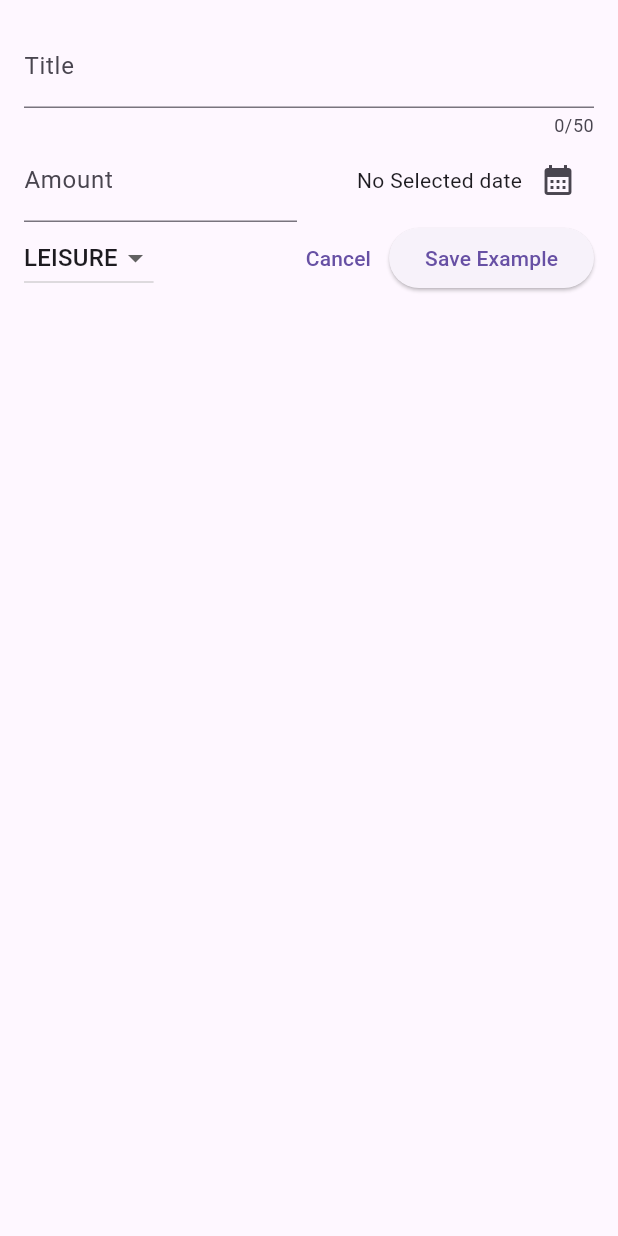
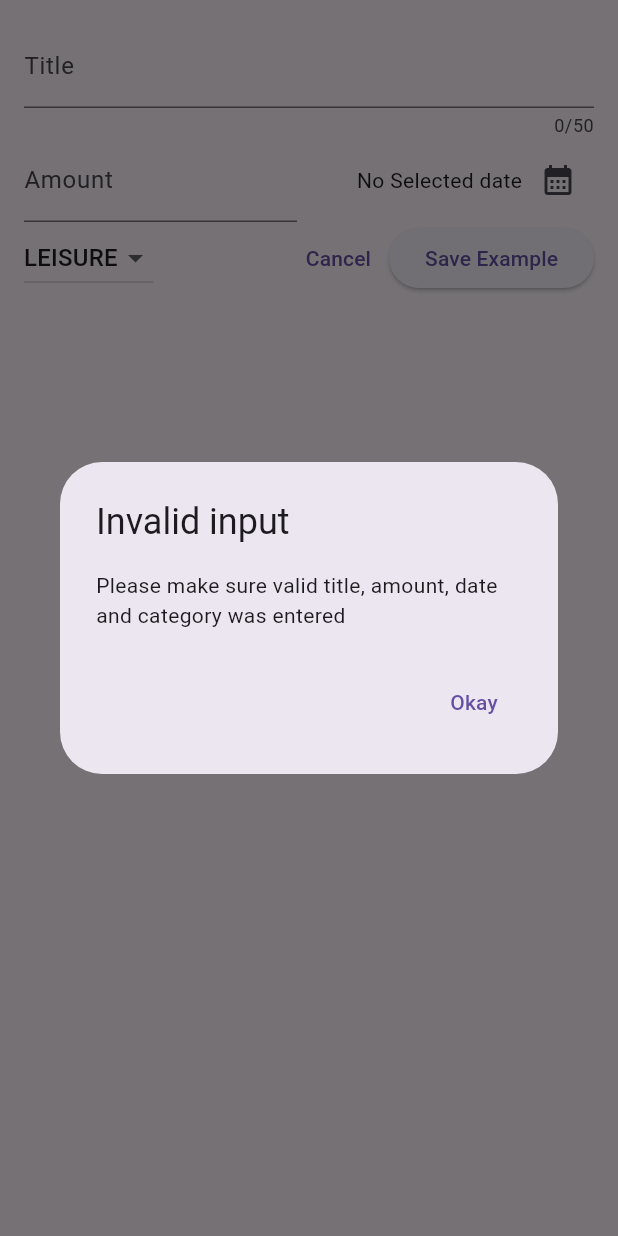
Before and after one commit to wemali05/expense_tracker, a Flutter app: the NewExpense widget shown alone on an empty page, opened directly, after a tap on "Save Example", on a phone screen of 412 x 824 dp. Run offline on Flutter 3.47's test engine with Material 3 defaults, Android fonts, the phone set to English and light mode, and no system bars.

Commit message:
validating user input and showing error dialog

```diff
--- a/lib/widgets/new_expense.dart
+++ b/lib/widgets/new_expense.dart
@@ -12,7 +12,7 @@ class NewExpense extends StatefulWidget {
 }
 
 class _NewExpenseState extends State<NewExpense> {
-  final _textController = TextEditingController();
+  final _titleController = TextEditingController();
   final _amountController = TextEditingController();
   DateTime? _selectedDate;
   Category _selectedCategory = Category.leisure;
@@ -28,9 +28,36 @@ class _NewExpenseState extends State<NewExpense> {
     });
   }
 
+  void _submitExpenseData() {
+    final enteredAmount = double.tryParse(_amountController
+        .text); //tryParse('Hello') => null, tryParse(1.12) => 1.12
+    final amountIsInvbalid = enteredAmount == null || enteredAmount <= 0;
+
+    if (_titleController.text.trim().isEmpty ||
+        amountIsInvbalid ||
+        _selectedDate == null) {
+      showDialog(
+        context: context,
+        builder: (ctx) => AlertDialog(
+          title: const Text('Invalid input'),
+          content: const Text(
+              'Please make sure valid title, amount, date and category was entered'),
+          actions: [
+            TextButton(
+              onPressed: () {
+                Navigator.pop(ctx);
+              },
+              child: const Text('Okay'),
+            ),
+          ],
+        ),
+      );
+    }
+  }
+
   @override
   void dispose() {
-    _textController.dispose();
+    _titleController.dispose();
     _amountController.dispose();
     super.dispose();
   }
@@ -42,7 +69,7 @@ class _NewExpenseState extends State<NewExpense> {
       child: Column(
         children: [
           TextField(
-            controller: _textController,
+            controller: _titleController,
             maxLength: 50,
             decoration: const InputDecoration(
               label: Text('Title'),
@@ -116,10 +143,7 @@ class _NewExpenseState extends State<NewExpense> {
                 child: const Text('Cancel'),
               ),
               ElevatedButton(
-                onPressed: () {
-                  print(_textController.text);
-                  print(_amountController.text);
-                },
+                onPressed: _submitExpenseData,
                 child: const Text('Save Example'),
               ),
             ],
```
